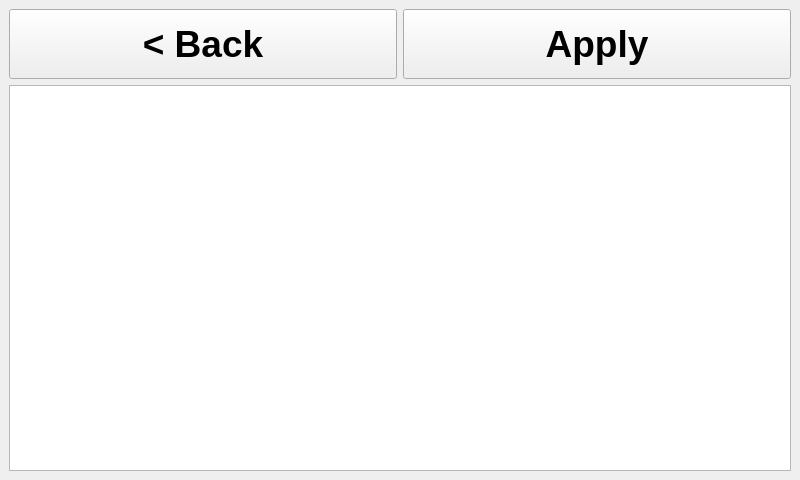
The window that src/ui_elements/addonmanager.ui (AndreWohnsland/CocktailBerry) describes before a commit, drawn with Qt 5.
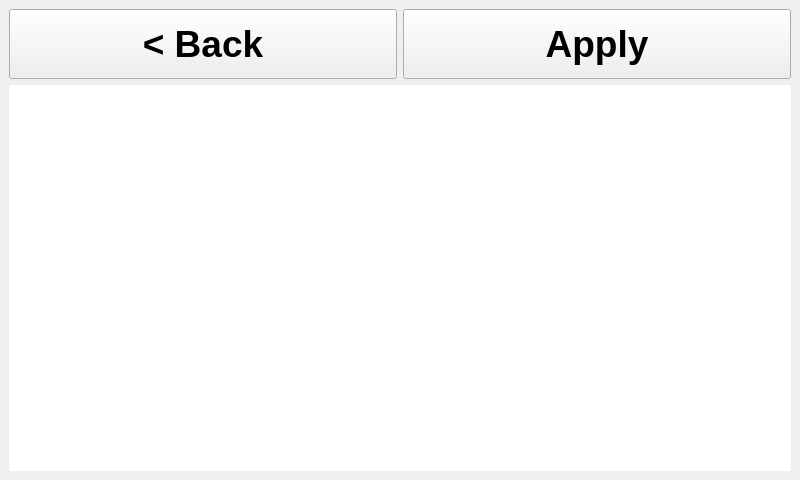
The same window after the commit.

Commit message: Style adjustment for line breaks

```diff
--- a/src/ui_elements/addonmanager.ui
+++ b/src/ui_elements/addonmanager.ui
@@ -48,7 +48,10 @@
        <enum>QFrame::Plain</enum>
       </property>
       <property name="lineWidth">
-       <number>1</number>
+       <number>0</number>
+      </property>
+      <property name="horizontalScrollBarPolicy">
+       <enum>Qt::ScrollBarAlwaysOff</enum>
       </property>
       <property name="widgetResizable">
        <bool>true</bool>
@@ -83,9 +86,18 @@
              <widget class="QTableWidget" name="table_addons">
               <property name="font">
                <font>
-                <pointsize>12</pointsize>
+                <pointsize>14</pointsize>
                </font>
               </property>
+              <property name="frameShape">
+               <enum>QFrame::NoFrame</enum>
+              </property>
+              <property name="frameShadow">
+               <enum>QFrame::Plain</enum>
+              </property>
+              <property name="lineWidth">
+               <number>0</number>
+              </property>
               <property name="horizontalScrollBarPolicy">
                <enum>Qt::ScrollBarAlwaysOff</enum>
               </property>
@@ -98,15 +110,36 @@
               <property name="dragDropOverwriteMode">
                <bool>true</bool>
               </property>
+              <property name="alternatingRowColors">
+               <bool>false</bool>
+              </property>
               <property name="selectionMode">
                <enum>QAbstractItemView::SingleSelection</enum>
               </property>
               <property name="selectionBehavior">
                <enum>QAbstractItemView::SelectRows</enum>
               </property>
+              <property name="textElideMode">
+               <enum>Qt::ElideNone</enum>
+              </property>
               <property name="sortingEnabled">
-               <bool>true</bool>
+               <bool>false</bool>
               </property>
+              <property name="cornerButtonEnabled">
+               <bool>false</bool>
+              </property>
+              <property name="rowCount">
+               <number>0</number>
+              </property>
+              <property name="columnCount">
+               <number>0</number>
+              </property>
+              <attribute name="horizontalHeaderVisible">
+               <bool>false</bool>
+              </attribute>
+              <attribute name="verticalHeaderVisible">
+               <bool>false</bool>
+              </attribute>
              </widget>
             </item>
            </layout>
```
Left out of the diff: 2 changed lines with no effect on the pictures. The commit also changes 1 other file.
